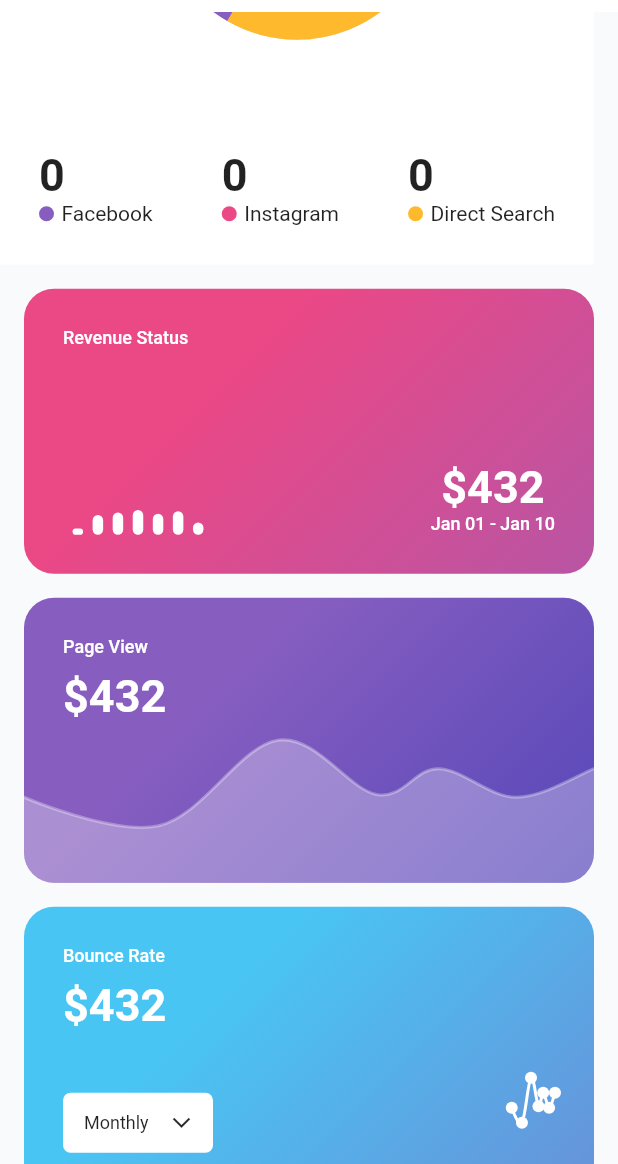
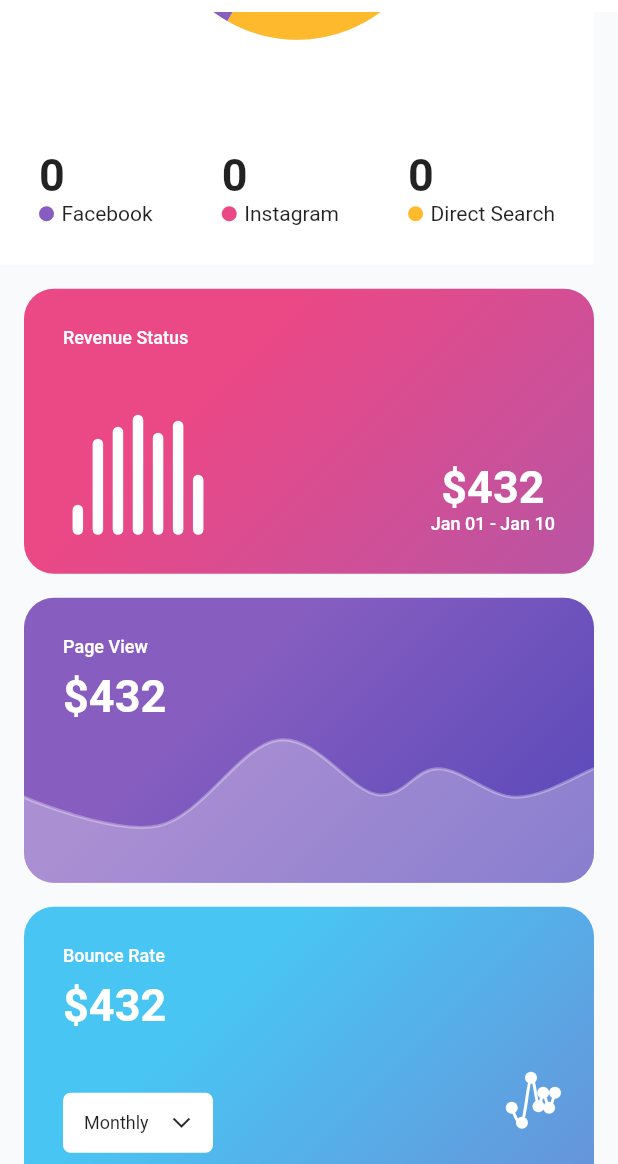
Before and after one commit to erderis/shopipee, a Flutter app: the screen it shows after launch, scrolled down 1152 dp, on a phone screen of 412 x 824 dp, the part 72-1236 px from its top. Run offline on Flutter 3.47's test engine with Material 2 defaults, Android fonts, the phone set to English and light mode, and no system bars; drawn by our look-alikes of dropdown_button2, fl_chart, pie_chart; our stand-ins replace bloc, cloud_firestore, dartz, data_table_2, equatable, firebase_core and 8 more; accounts and stored records are empty; network calls fail.

Commit message:
height bar bug fixes

```diff
--- a/lib/features/overview/presentation/widget/statistic_item.dart
+++ b/lib/features/overview/presentation/widget/statistic_item.dart
@@ -344,10 +344,7 @@ class StatisticItem1 extends StatelessWidget {
             mainAxisAlignment: MainAxisAlignment.spaceBetween,
             crossAxisAlignment: CrossAxisAlignment.end,
             children: [
-              SizedBox(
-                  height: MediaQuery.of(context).size.width * 0.05,
-                  width: 100,
-                  child: BarChartSample2()),
+              SizedBox(height: 100, width: 100, child: BarChartSample2()),
               Column(
                 children: [
                   Text(
```
